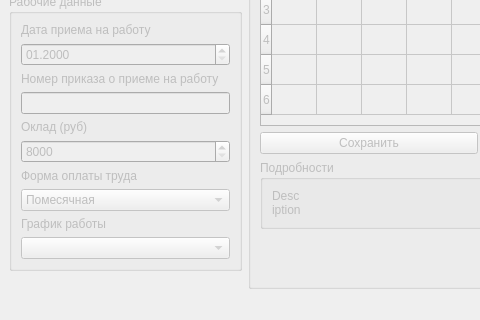
Above: SalaryCount/SalaryCount/employeesc.ui from artemkurylev/mdkp before the change; both pictures show x 0 to 480 and y 219 to 539 of the 722 by 539 pixel window. Below: the same form after it.
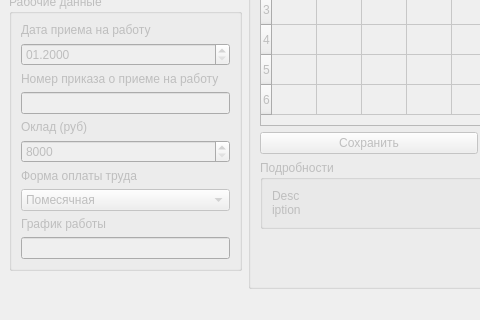
That is the form after the change.

Diff of the .ui file:
```diff
--- a/SalaryCount/SalaryCount/employeesc.ui
+++ b/SalaryCount/SalaryCount/employeesc.ui
@@ -127,11 +127,7 @@
           </widget>
          </item>
          <item>
-          <widget class="QComboBox" name="eDutyChart">
-           <property name="modelColumn">
-            <number>0</number>
-           </property>
-          </widget>
+          <widget class="QLineEdit" name="eDutyChart"/>
          </item>
         </layout>
        </item>
```
Left out of the diff: 2 changed lines with no effect on the pictures.
